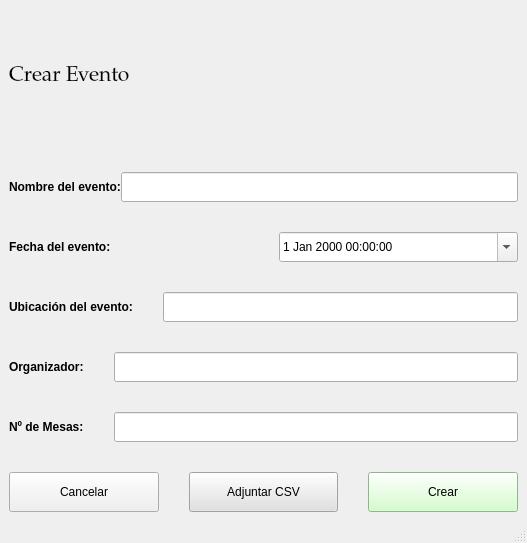
Qt form src/ui/CrearEvento.ui (IvanJesusCorbalanPascual/Gestor-de-Eventos) before a commit.
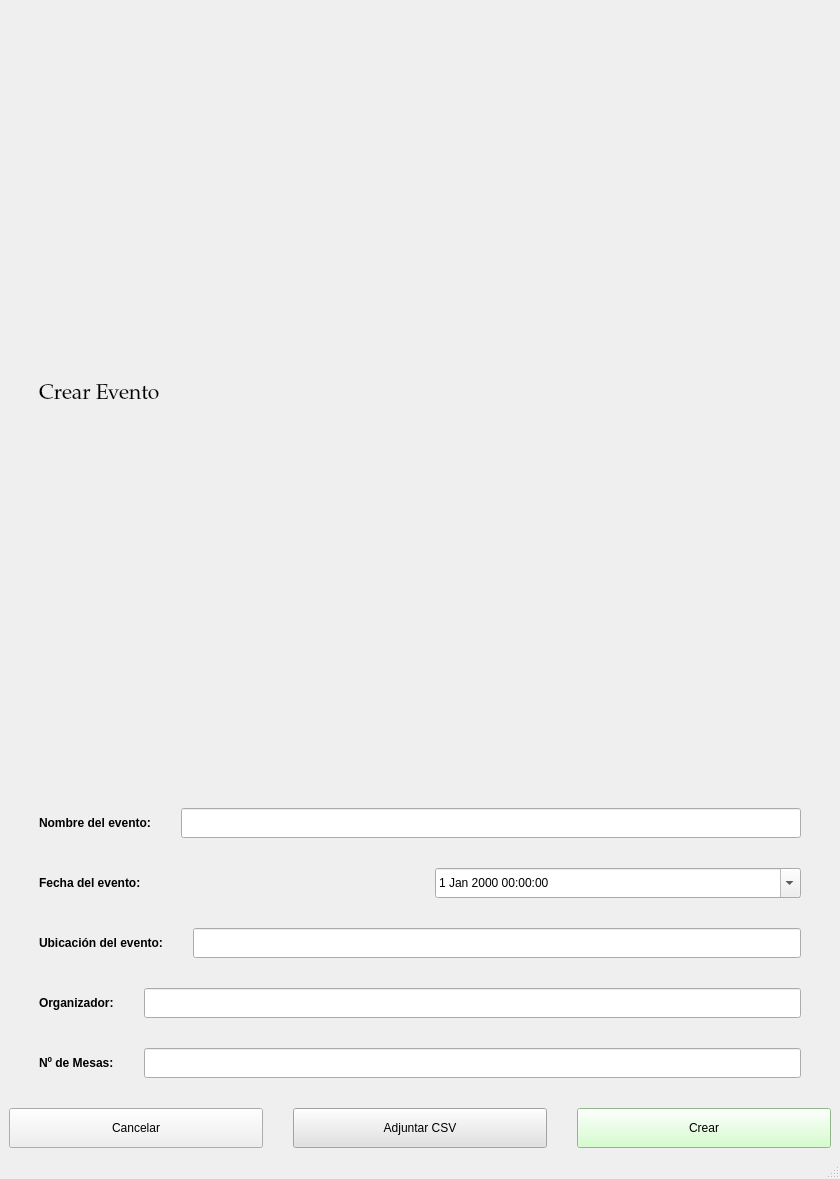
The same form after that commit. Icons and pictures are not drawn.

```diff
--- a/src/ui/CrearEvento.ui
+++ b/src/ui/CrearEvento.ui
@@ -6,8 +6,8 @@
    <rect>
     <x>0</x>
     <y>0</y>
-    <width>527</width>
-    <height>543</height>
+    <width>840</width>
+    <height>1179</height>
    </rect>
   </property>
   <property name="windowTitle">
@@ -22,21 +22,59 @@
      <number>30</number>
     </property>
     <item>
-     <widget class="QLabel" name="lblCrearEvento">
-      <property name="font">
-       <font>
-        <family>Palatino Linotype</family>
-        <pointsize>16</pointsize>
-       </font>
+     <layout class="QHBoxLayout" name="horizontalLayout_7">
+      <property name="spacing">
+       <number>0</number>
       </property>
-      <property name="text">
-       <string>Crear Evento</string>
+      <property name="leftMargin">
+       <number>30</number>
       </property>
-     </widget>
+      <item>
+       <widget class="QLabel" name="lblCrearEvento">
+        <property name="font">
+         <font>
+          <family>Palatino Linotype</family>
+          <pointsize>16</pointsize>
+         </font>
+        </property>
+        <property name="text">
+         <string>Crear Evento</string>
+        </property>
+        <property name="margin">
+         <number>0</number>
+        </property>
+       </widget>
+      </item>
+      <item>
+       <widget class="QLabel" name="label_6">
+        <property name="text">
+         <string/>
+        </property>
+        <property name="textFormat">
+         <enum>Qt::PlainText</enum>
+        </property>
+        <property name="pixmap">
+         <pixmap resource="../Imagenes/imagenes.qrc">:/icons/logoGT.png</pixmap>
+        </property>
+        <property name="scaledContents">
+         <bool>true</bool>
+        </property>
+       </widget>
+      </item>
+     </layout>
     </item>
     <item>
      <layout class="QHBoxLayout" name="horizontalLayout">
       <property name="spacing">
+       <number>30</number>
+      </property>
+      <property name="leftMargin">
+       <number>30</number>
+      </property>
+      <property name="rightMargin">
+       <number>30</number>
+      </property>
+      <property name="bottomMargin">
        <number>0</number>
       </property>
       <item>
@@ -72,6 +110,15 @@
     </item>
     <item>
      <layout class="QHBoxLayout" name="horizontalLayout_2">
+      <property name="spacing">
+       <number>30</number>
+      </property>
+      <property name="leftMargin">
+       <number>30</number>
+      </property>
+      <property name="rightMargin">
+       <number>30</number>
+      </property>
       <item>
        <widget class="QLabel" name="label_3">
         <property name="font">
@@ -105,6 +152,15 @@
     </item>
     <item>
      <layout class="QHBoxLayout" name="horizontalLayout_3">
+      <property name="spacing">
+       <number>30</number>
+      </property>
+      <property name="leftMargin">
+       <number>30</number>
+      </property>
+      <property name="rightMargin">
+       <number>30</number>
+      </property>
       <item>
        <widget class="QLabel" name="label_4">
         <property name="maximumSize">
@@ -138,6 +194,15 @@
     </item>
     <item>
      <layout class="QHBoxLayout" name="horizontalLayout_4">
+      <property name="spacing">
+       <number>30</number>
+      </property>
+      <property name="leftMargin">
+       <number>30</number>
+      </property>
+      <property name="rightMargin">
+       <number>30</number>
+      </property>
       <item>
        <widget class="QLabel" name="label">
         <property name="maximumSize">
@@ -171,6 +236,15 @@
     </item>
     <item>
      <layout class="QHBoxLayout" name="horizontalLayout_5">
+      <property name="spacing">
+       <number>30</number>
+      </property>
+      <property name="leftMargin">
+       <number>30</number>
+      </property>
+      <property name="rightMargin">
+       <number>30</number>
+      </property>
       <item>
        <widget class="QLabel" name="label_5">
         <property name="maximumSize">
```
Left out of the diff: 17 changed lines with no effect on the pictures.
